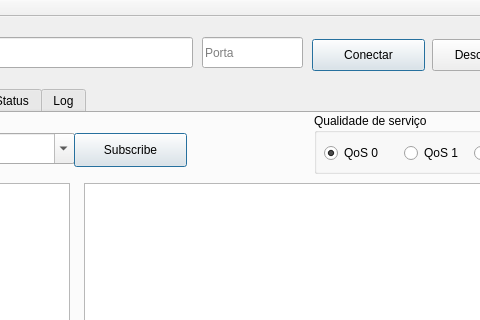
Old version of the form window.ui in the repository helbert-rocha/MQTTClient; both pictures show x 208 to 688 and y 0 to 320 of the 800 by 600 pixel window.
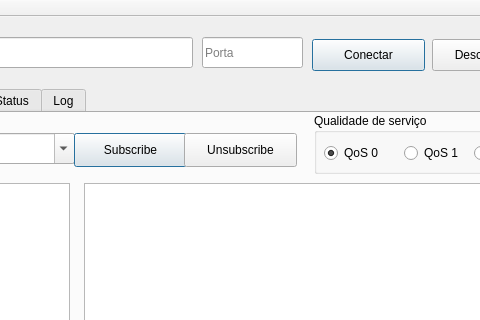
New version of the form.

Diff of the .ui file:
```diff
--- a/window.ui
+++ b/window.ui
@@ -319,6 +319,32 @@
        </rect>
       </property>
      </widget>
+     <widget class="QPushButton" name="pushButtonUnsubscribe">
+      <property name="geometry">
+       <rect>
+        <x>380</x>
+        <y>20</y>
+        <width>113</width>
+        <height>34</height>
+       </rect>
+      </property>
+      <property name="text">
+       <string>Unsubscribe</string>
+      </property>
+      <property name="default">
+       <bool>false</bool>
+      </property>
+     </widget>
+     <widget class="QListWidget" name="listWidgetTopics">
+      <property name="geometry">
+       <rect>
+        <x>10</x>
+        <y>70</y>
+        <width>256</width>
+        <height>371</height>
+       </rect>
+      </property>
+     </widget>
     </widget>
     <widget class="QWidget" name="tabBrokerStatus">
      <attribute name="title">
```
Left out of the diff: 10 changed lines with no effect on the pictures.
